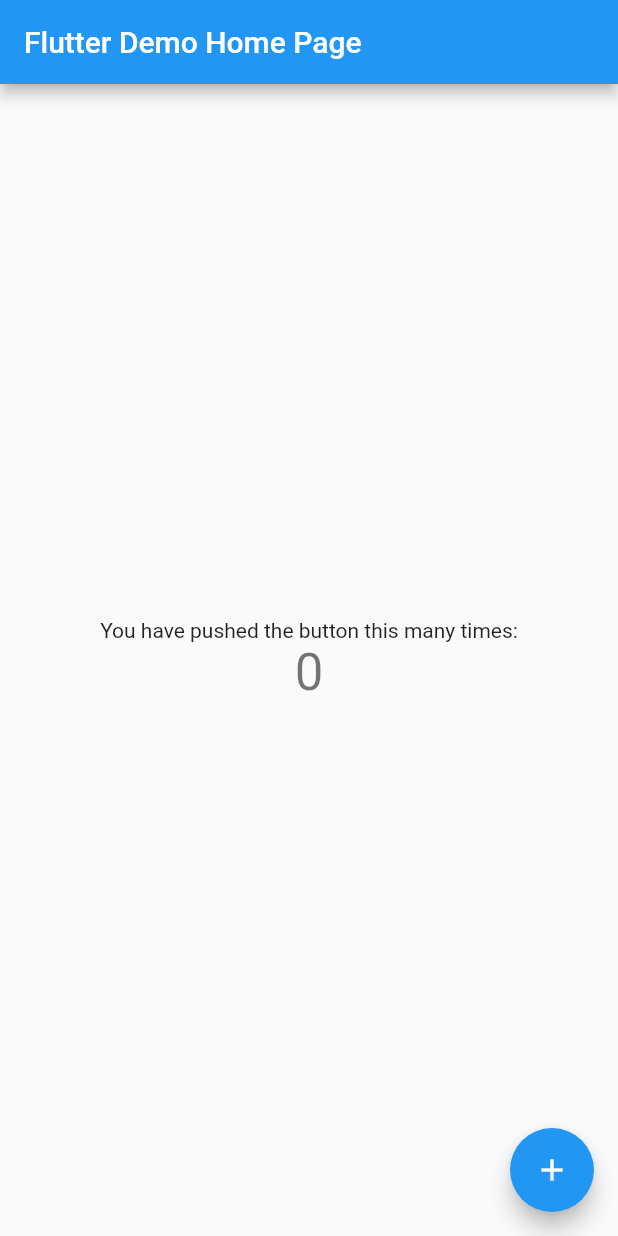
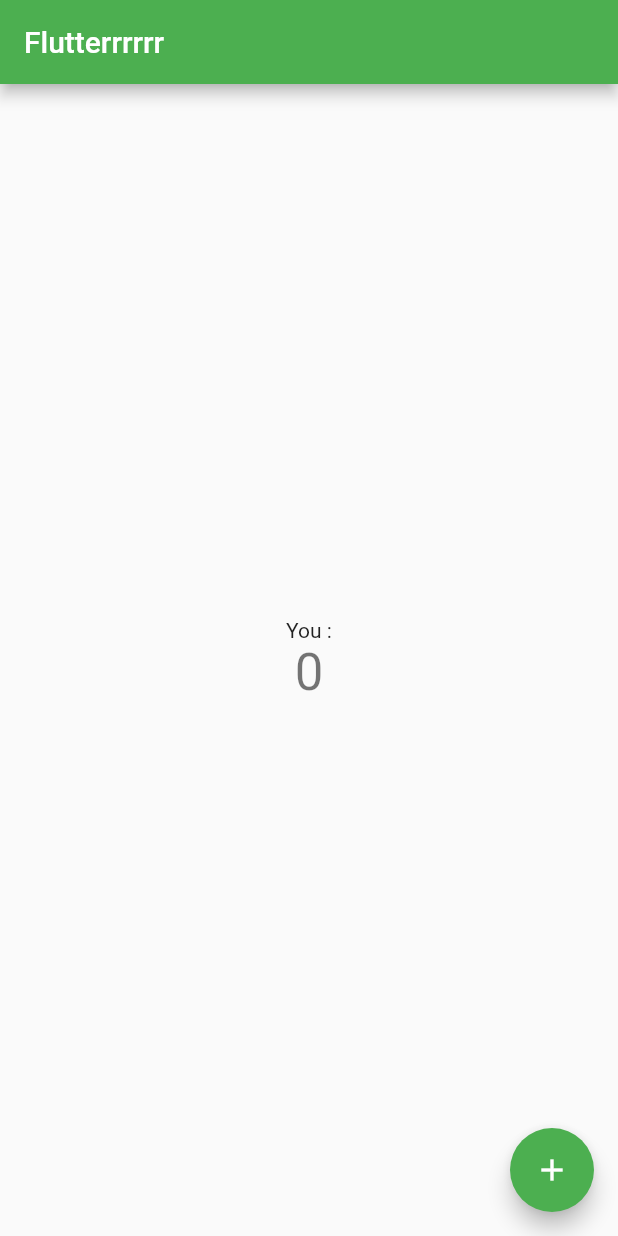
Before and after one commit to hammad0110/portfolioApp, a Flutter app: the screen it shows after launch, on a phone screen of 412 x 824 dp. Run offline on Flutter 3.47's test engine with Material 2 defaults, Android fonts, the phone set to English and light mode, and no system bars.

Commit message:
Update main.dart

```diff
--- a/portfolio1/lib/main.dart
+++ b/portfolio1/lib/main.dart
@@ -11,7 +11,7 @@ class MyApp extends StatelessWidget {
   @override
   Widget build(BuildContext context) {
     return MaterialApp(
-      title: 'Flutter Demo',
+      title: 'Flutterrrr',
       theme: ThemeData(
         // This is the theme of your application.
         //
@@ -22,9 +22,9 @@ class MyApp extends StatelessWidget {
         // or simply save your changes to "hot reload" in a Flutter IDE).
         // Notice that the counter didn't reset back to zero; the application
         // is not restarted.
-        primarySwatch: Colors.blue,
+        primarySwatch: Colors.green,
       ),
-      home: const MyHomePage(title: 'Flutter Demo Home Page'),
+      home: const MyHomePage(title: 'Flutterrrrrr'),
     );
   }
 }
@@ -96,7 +96,7 @@ class _MyHomePageState extends State<MyHomePage> {
           mainAxisAlignment: MainAxisAlignment.center,
           children: <Widget>[
             const Text(
-              'You have pushed the button this many times:',
+              'You :',
             ),
             Text(
               '$_counter',
```
